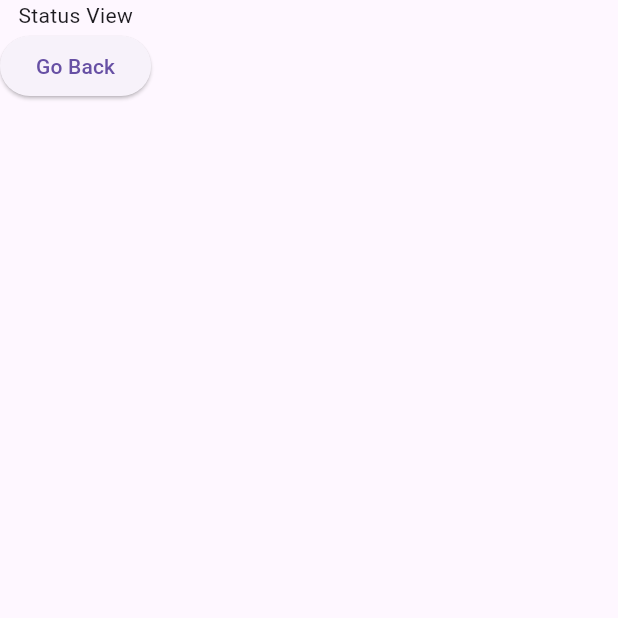
After one commit to codewithowais/flutter-b11, a Flutter app: the screen it shows after launch, after a tap on "Go To Status View", on a phone screen of 412 x 824 dp, the top half of it. The commit adds this screen. Run offline on Flutter 3.47's test engine with Material 3 defaults, Android fonts, the phone set to English and light mode, and no system bars; network calls fail.

Commit message:
added changes

```diff
--- /dev/null
+++ b/lib/screens/status_view.dart
@@ -0,0 +1,22 @@
+import 'package:flutter/material.dart';
+
+class StatusView extends StatelessWidget {
+  const StatusView({super.key});
+
+  @override
+  Widget build(BuildContext context) {
+    return Scaffold(
+      body: Column(
+        children: [
+          Text("Status View"),
+          ElevatedButton(
+            onPressed: () {
+              Navigator.pop(context);
+            },
+            child: Text("Go Back"),
+          ),
+        ],
+      ),
+    );
+  }
+}
--- a/lib/screens/whatsapp.dart
+++ b/lib/screens/whatsapp.dart
@@ -1,3 +1,4 @@
+import 'package:b11/screens/status_view.dart';
 import 'package:b11/widgets/customChatTile.dart';
 import 'package:flutter/material.dart';
 
@@ -30,6 +31,19 @@ class Whatsapp extends StatelessWidget {
             time: "02:18",
           ),
           SizedBox(height: 10),
+
+          ElevatedButton(
+            onPressed: () {
+              Navigator.of(context).push(
+                MaterialPageRoute<void>(
+                  builder: (context) => const StatusView(),
+                ),
+              );
+            },
+            child: Text("Go To Status View "),
+          ),
+
+          Image.asset("assets/images/user-avatar.png"),
         ],
       ),
     );
--- a/pubspec.yaml
+++ b/pubspec.yaml
@@ -58,8 +58,8 @@ flutter:
   uses-material-design: true
 
   # To add assets to your application, add an assets section, like this:
-  # assets:
-  #   - images/a_dot_burr.jpeg
+  assets:
+    - assets/images/
   #   - images/a_dot_ham.jpeg
 
   # An image asset can refer to one or more resolution-specific "variants", see
```
Also changed, not shown: lib/screens/calls_view.dart (added, +12 -0 lines), assets/images/user-avatar.png (added).
